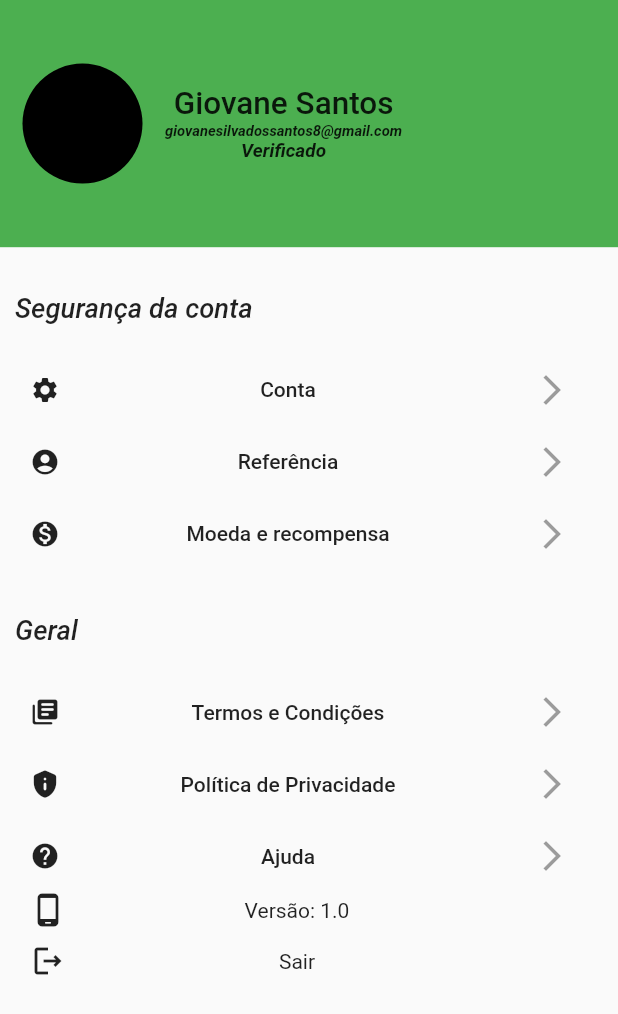
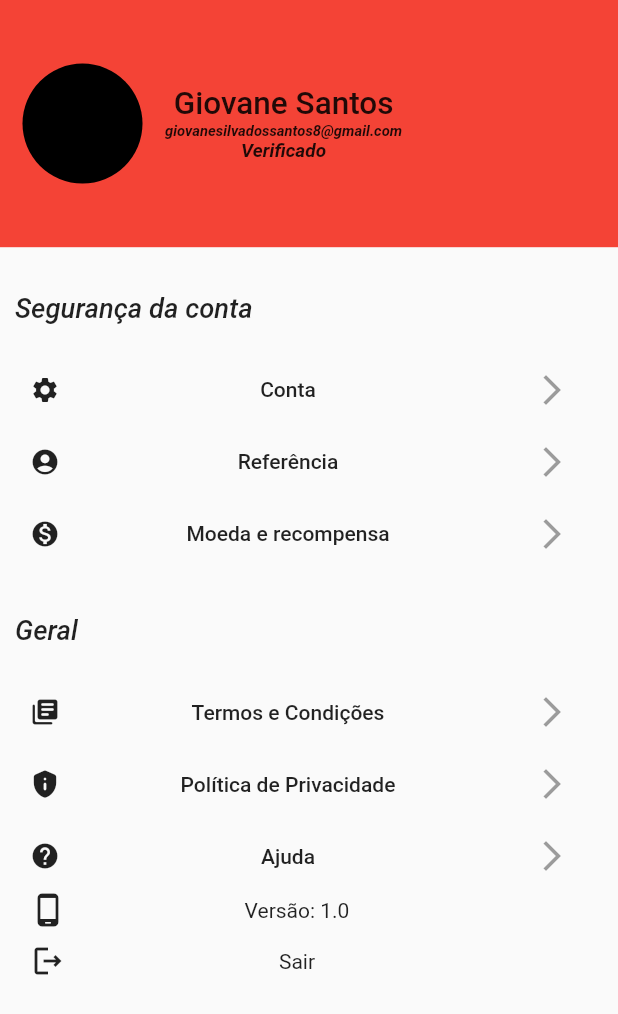
Before and after one commit to giovane358/aplication_trash, a Flutter app: the SettingsPage screen opened directly, on a phone screen of 412 x 824 dp. Shown: the top 1014 px of the screen. Run offline on Flutter 3.47's test engine with Material 2 defaults, Android fonts, the phone set to English and light mode, and no system bars; our stand-ins replace cloud_firestore, firebase_auth, firebase_core, get, sliding_clipped_nav_bar; accounts and stored records are empty.

Commit message:
Alteração na tela de config

```diff
--- a/lib/pages/home/settings.dart
+++ b/lib/pages/home/settings.dart
@@ -21,7 +21,7 @@ class _SettingsPageState extends State<SettingsPage> {
           Container(
             width: double.infinity,
             height: size.height * 0.2,
-            decoration: const BoxDecoration(color: Colors.green),
+            decoration: const BoxDecoration(color: Colors.red),
             child: const Row(
               children: [
                 Padding(
```
